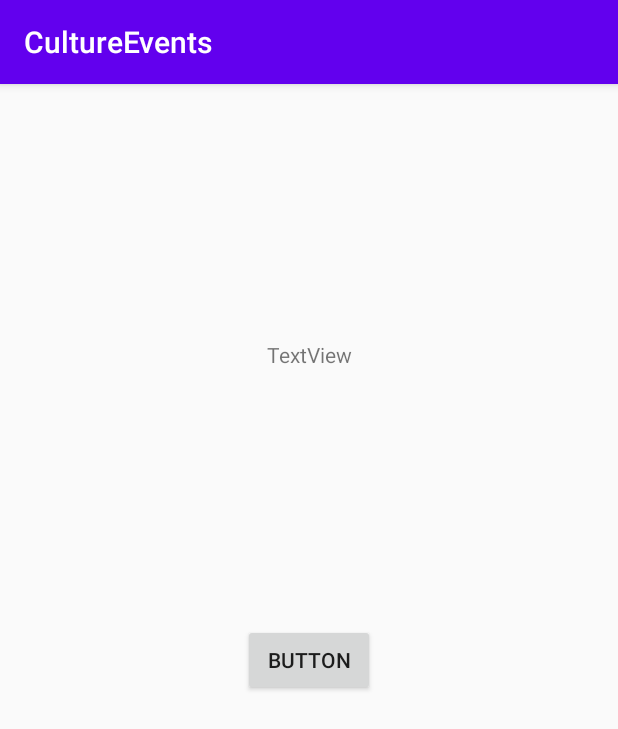
After one commit to IrinaStojanoska/CultureEventsDigit2020, an Android app: the ButtonActivity screen opened directly, with no data from a screen before it, on a phone screen of 412 x 824 dp. The commit adds this screen. Shown: the top 729 px of the screen. Run offline under Robolectric (Android 15) with nearby library versions, the phone set to English and light mode, and no system bars; our stand-ins replace Firebase (no records; nobody signed in at launch, a user with empty details on screens opened directly).

Commit message:
Firebase and floating button

```diff
--- a/app/build.gradle
+++ b/app/build.gradle
@@ -1,4 +1,5 @@
 apply plugin: 'com.android.application'
+apply plugin: 'com.google.gms.google-services'
 
 android {
     compileSdkVersion 30
@@ -27,6 +28,10 @@ dependencies {
     implementation 'androidx.appcompat:appcompat:1.2.0'
     implementation 'androidx.constraintlayout:constraintlayout:2.0.4'
     implementation 'com.google.android.material:material:1.2.1'
+    implementation 'com.google.firebase:firebase-auth:19.2.0'
+    implementation 'com.facebook.android:facebook-android-sdk:[5,6)'
+    implementation 'com.google.firebase:firebase-auth:20.0.1'
+    implementation 'com.squareup.picasso:picasso:2.71828'
     testImplementation 'junit:junit:4.12'
     androidTestImplementation 'androidx.test.ext:junit:1.1.2'
     androidTestImplementation 'androidx.test.espresso:espresso-core:3.3.0'
--- /dev/null
+++ b/app/src/main/java/com/example/cultureevents/ButtonActivity.java
@@ -0,0 +1,40 @@
+package com.example.cultureevents;
+
+import androidx.appcompat.app.AppCompatActivity;
+
+import android.os.Bundle;
+import android.widget.Button;
+import android.widget.Toast;
+
+import com.google.firebase.auth.FirebaseAuth;
+import com.google.firebase.auth.FirebaseUser;
+
+public class ButtonActivity extends AppCompatActivity {
+
+    private FirebaseAuth mFirebaseAuth;
+    private Button button;
+
+    @Override
+    protected void onCreate(Bundle savedInstanceState) {
+        super.onCreate(savedInstanceState);
+        setContentView(R.layout.activity_button);
+
+        mFirebaseAuth = FirebaseAuth.getInstance();
+    }
+
+    @Override
+    protected void onStart() {
+        super.onStart();
+
+        FirebaseUser mFirebaseUser = mFirebaseAuth.getCurrentUser();
+        if (mFirebaseUser != null) {
+            if (mFirebaseUser.equals("eventsproject2020@gmail.com")) {
+                button.findViewById(R.id.button2).setVisibility(button.VISIBLE);
+            }
+        } else {
+            button.findViewById(R.id.button2).setVisibility(button.INVISIBLE);
+        }
+    }
+
+
+}
--- /dev/null
+++ b/app/src/main/res/layout/activity_button.xml
@@ -0,0 +1,28 @@
+<?xml version="1.0" encoding="utf-8"?>
+<androidx.constraintlayout.widget.ConstraintLayout xmlns:android="http://schemas.android.com/apk/res/android"
+    xmlns:app="http://schemas.android.com/apk/res-auto"
+    xmlns:tools="http://schemas.android.com/tools"
+    android:layout_width="match_parent"
+    android:layout_height="match_parent"
+    tools:context=".ButtonActivity">
+
+    <Button
+        android:id="@+id/button2"
+        android:layout_width="wrap_content"
+        android:layout_height="wrap_content"
+        android:text="Button"
+        app:layout_constraintBottom_toBottomOf="parent"
+        app:layout_constraintEnd_toEndOf="parent"
+        app:layout_constraintStart_toStartOf="parent"
+        app:layout_constraintTop_toTopOf="parent" />
+
+    <TextView
+        android:id="@+id/textView"
+        android:layout_width="wrap_content"
+        android:layout_height="wrap_content"
+        android:text="TextView"
+        app:layout_constraintBottom_toTopOf="@+id/button2"
+        app:layout_constraintEnd_toEndOf="parent"
+        app:layout_constraintStart_toStartOf="parent"
+        app:layout_constraintTop_toTopOf="parent" />
+</androidx.constraintlayout.widget.ConstraintLayout>
--- a/app/src/main/res/values/strings.xml
+++ b/app/src/main/res/values/strings.xml
@@ -3,4 +3,8 @@
     <string name="home">home</string>
     <string name="profile">profile</string>
     <string name="random">random</string>
+    <string name="facebook_app_id">714354072541536</string>
+    <string name="fb_login_protocol_scheme">fb714354072541536</string>
+
+
 </resources>
--- a/build.gradle
+++ b/build.gradle
@@ -3,9 +3,11 @@ buildscript {
     repositories {
         google()
         jcenter()
+        mavenCentral()
     }
     dependencies {
-        classpath "com.android.tools.build:gradle:4.0.1"
+        classpath 'com.android.tools.build:gradle:4.1.0-rc02'
+        classpath 'com.google.gms:google-services:4.3.4'
 
         // NOTE: Do not place your application dependencies here; they belong
         // in the individual module build.gradle files
```
Also changed, not shown: app/src/main/AndroidManifest.xml (+8 -0 lines), app/src/main/java/com/example/cultureevents/LoginActivity.java (added, +150 -0 lines), app/src/main/java/com/example/cultureevents/MainActivity.java (+15 -0 lines), app/src/main/res/layout/activity_login.xml (added, +37 -0 lines), gradle/wrapper/gradle-wrapper.properties, 1 other file.
